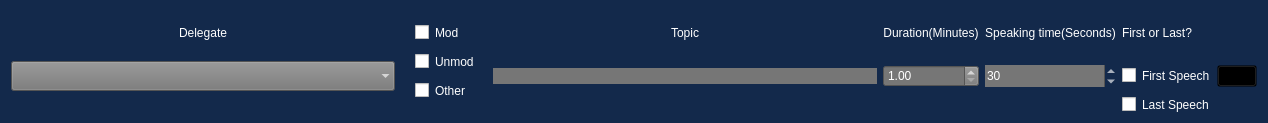
The window that motion_options.ui (mkirby528/Run-MUN) describes before a commit, drawn with Qt 5.
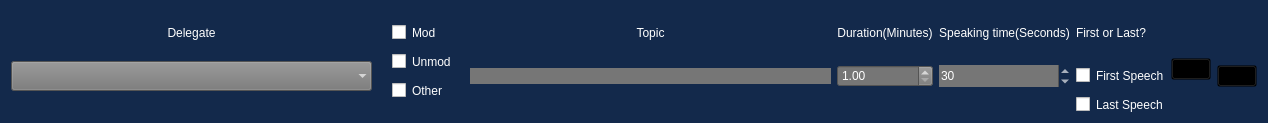
The same window after the commit. Icons and pictures are not drawn.

Commit message: fixed number spillover, null delegate motion,added export to csv

Patch:
```diff
--- a/motion_options.ui
+++ b/motion_options.ui
@@ -76,7 +76,86 @@
 
 </string>
   </property>
-  <layout class="QGridLayout" name="gridLayout" columnstretch="4,0,4,0,0,0,0,0">
+  <layout class="QGridLayout" name="gridLayout" columnstretch="4,0,4,0,0,0,0,0,0,0">
+   <item row="1" column="1" rowspan="5">
+    <widget class="QGroupBox" name="groupBox">
+     <property name="styleSheet">
+      <string notr="true">border: 0px solid #000;
+</string>
+     </property>
+     <property name="title">
+      <string/>
+     </property>
+     <layout class="QVBoxLayout" name="verticalLayout">
+      <property name="leftMargin">
+       <number>11</number>
+      </property>
+      <property name="topMargin">
+       <number>0</number>
+      </property>
+      <property name="bottomMargin">
+       <number>0</number>
+      </property>
+      <item>
+       <widget class="QCheckBox" name="mod_check_box">
+        <property name="autoFillBackground">
+         <bool>false</bool>
+        </property>
+        <property name="styleSheet">
+         <string notr="true"/>
+        </property>
+        <property name="text">
+         <string>Mod</string>
+        </property>
+        <property name="autoExclusive">
+         <bool>true</bool>
+        </property>
+        <property name="tristate">
+         <bool>false</bool>
+        </property>
+       </widget>
+      </item>
+      <item>
+       <widget class="QCheckBox" name="unmod_check_box">
+        <property name="autoFillBackground">
+         <bool>false</bool>
+        </property>
+        <property name="styleSheet">
+         <string notr="true"/>
+        </property>
+        <property name="text">
+         <string>Unmod</string>
+        </property>
+        <property name="autoExclusive">
+         <bool>true</bool>
+        </property>
+        <property name="tristate">
+         <bool>false</bool>
+        </property>
+       </widget>
+      </item>
+      <item>
+       <widget class="QCheckBox" name="other_check_box">
+        <property name="autoFillBackground">
+         <bool>false</bool>
+        </property>
+        <property name="styleSheet">
+         <string notr="true"/>
+        </property>
+        <property name="text">
+         <string>Other</string>
+        </property>
+        <property name="autoExclusive">
+         <bool>true</bool>
+        </property>
+        <property name="tristate">
+         <bool>false</bool>
+        </property>
+       </widget>
+      </item>
+     </layout>
+    </widget>
+   </item>
    <item row="4" column="4">
     <widget class="QSpinBox" name="spinBox">
      <property name="frame">
@@ -90,13 +169,13 @@
      </property>
     </widget>
    </item>
-   <item row="2" column="3">
-    <widget class="QLabel" name="duration_label">
+   <item row="4" column="6">
+    <widget class="QCheckBox" name="first_check_box">
      <property name="text">
-      <string>Duration(Minutes)</string>
+      <string>First Speech</string>
      </property>
-     <property name="alignment">
-      <set>Qt::AlignCenter</set>
+     <property name="autoExclusive">
+      <bool>true</bool>
      </property>
     </widget>
    </item>
@@ -316,13 +395,20 @@
      </property>
     </widget>
    </item>
-   <item row="4" column="6">
-    <widget class="QCheckBox" name="first_check_box">
+   <item row="2" column="3">
+    <widget class="QLabel" name="duration_label">
      <property name="text">
-      <string>First Speech</string>
+      <string>Duration(Minutes)</string>
      </property>
-     <property name="autoExclusive">
-      <bool>true</bool>
+     <property name="alignment">
+      <set>Qt::AlignCenter</set>
+     </property>
+    </widget>
+   </item>
+   <item row="2" column="6">
+    <widget class="QLabel" name="first_or_last_label">
+     <property name="text">
+      <string>First or Last?</string>
      </property>
     </widget>
    </item>
@@ -346,30 +432,6 @@
      </property>
     </widget>
    </item>
-   <item row="2" column="6">
-    <widget class="QLabel" name="first_or_last_label">
-     <property name="text">
-      <string>First or Last?</string>
-     </property>
-    </widget>
-   </item>
-   <item row="2" column="2">
-    <widget class="QLabel" name="topic_label">
-     <property name="text">
-      <string>Topic</string>
-     </property>
-     <property name="alignment">
-      <set>Qt::AlignCenter</set>
-     </property>
-    </widget>
-   </item>
-   <item row="4" column="3">
-    <widget class="QDoubleSpinBox" name="doubleSpinBox">
-     <property name="minimum">
-      <double>1.000000000000000</double>
-     </property>
-    </widget>
-   </item>
    <item row="2" column="0">
     <widget class="QLabel" name="delegate_label">
      <property name="text">
@@ -380,7 +442,24 @@
      </property>
     </widget>
    </item>
-   <item row="4" column="7">
+   <item row="4" column="3">
+    <widget class="QDoubleSpinBox" name="doubleSpinBox">
+     <property name="minimum">
+      <double>1.000000000000000</double>
+     </property>
+    </widget>
+   </item>
+   <item row="2" column="2">
+    <widget class="QLabel" name="topic_label">
+     <property name="text">
+      <string>Topic</string>
+     </property>
+     <property name="alignment">
+      <set>Qt::AlignCenter</set>
+     </property>
+    </widget>
+   </item>
+   <item row="4" column="9">
     <widget class="QPushButton" name="start_motion_button">
      <property name="styleSheet">
       <string notr="true">background-color: transparent</string>
@@ -400,83 +479,24 @@
      </property>
     </widget>
    </item>
-   <item row="1" column="1" rowspan="5">
-    <widget class="QGroupBox" name="groupBox">
+   <item row="2" column="8" rowspan="4">
+    <widget class="QPushButton" name="delete_motion_button">
      <property name="styleSheet">
-      <string notr="true">border: 0px solid #000;
-</string>
+      <string notr="true">background-color:transparent</string>
      </property>
-     <property name="title">
+     <property name="text">
       <string/>
      </property>
-     <layout class="QVBoxLayout" name="verticalLayout">
-      <property name="leftMargin">
-       <number>11</number>
-      </property>
-      <property name="topMargin">
-       <number>0</number>
-      </property>
-      <property name="bottomMargin">
-       <number>0</number>
-      </property>
-      <item>
-       <widget class="QCheckBox" name="mod_check_box">
-        <property name="autoFillBackground">
-         <bool>false</bool>
-        </property>
-        <property name="styleSheet">
-         <string notr="true"/>
-        </property>
-        <property name="text">
-         <string>Mod</string>
-        </property>
-        <property name="autoExclusive">
-         <bool>true</bool>
-        </property>
-        <property name="tristate">
-         <bool>false</bool>
-        </property>
-       </widget>
-      </item>
-      <item>
-       <widget class="QCheckBox" name="unmod_check_box">
-        <property name="autoFillBackground">
-         <bool>false</bool>
-        </property>
-        <property name="styleSheet">
-         <string notr="true"/>
-        </property>
-        <property name="text">
-         <string>Unmod</string>
-        </property>
-        <property name="autoExclusive">
-         <bool>true</bool>
-        </property>
-        <property name="tristate">
-         <bool>false</bool>
-        </property>
-       </widget>
-      </item>
-      <item>
-       <widget class="QCheckBox" name="other_check_box">
-        <property name="autoFillBackground">
-         <bool>false</bool>
-        </property>
-        <property name="styleSheet">
-         <string notr="true"/>
-        </property>
-        <property name="text">
-         <string>Other</string>
-        </property>
-        <property name="autoExclusive">
-         <bool>true</bool>
-        </property>
-        <property name="tristate">
-         <bool>false</bool>
-        </property>
-       </widget>
-      </item>
-     </layout>
+     <property name="icon">
+      <iconset resource="res.qrc">
+       <normaloff>:/img/resources/delete_icon.png</normaloff>:/img/resources/delete_icon.png</iconset>
+     </property>
+     <property name="iconSize">
+      <size>
+       <width>50</width>
+       <height>50</height>
+      </size>
+     </property>
     </widget>
    </item>
   </layout>
```
The commit also changes 3 other files.
